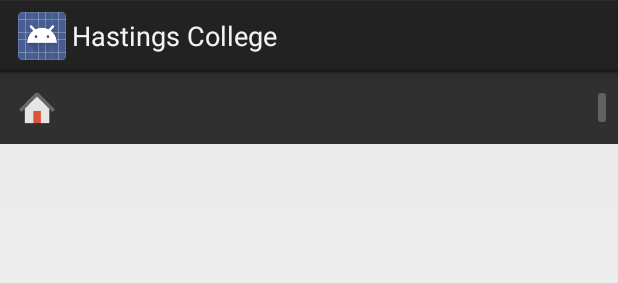
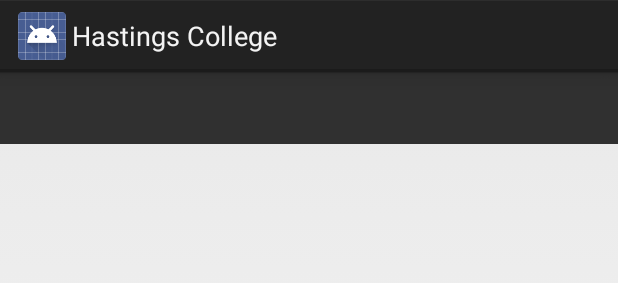
Before and after one commit to aeisele14/PersonalProjects, an Android app: the layout drawer_list_item.xml on its own in the app's theme, with its tools: preview values and no code run, on a phone screen of 412 x 824 dp. Shown: the top 283 px of the screen. Run offline under Robolectric (Android 15) with nearby library versions, the light colour scheme and no system bars.

Commit message:
Removed icons from nav drawer. Changed app icon. Re-arranged webview code for readability, and implemented twitter view

```diff
--- a/HastingsCollegeProject/HastingsCollege/src/main/res/layout/drawer_list_item.xml
+++ b/HastingsCollegeProject/HastingsCollege/src/main/res/layout/drawer_list_item.xml
@@ -14,40 +14,15 @@
   limitations under the License.
   -->
 
-<RelativeLayout xmlns:android="http://schemas.android.com/apk/res/android"
-                android:layout_width="match_parent"
-                android:layout_height="48dp"
-                android:background="@drawable/list_selector">
 
-    <ImageView
-        android:id="@+id/icon"
-        android:layout_width="25dp"
-        android:layout_height="wrap_content"
-        android:layout_alignParentLeft="true"
-        android:layout_marginLeft="12dp"
-        android:layout_marginRight="12dp"
-        android:contentDescription="@string/desc_list_item_icon"
-        android:src="@drawable/ic_home"
-        android:layout_centerVertical="true" />
-
-    <TextView
-        android:id="@+id/title"
-        android:layout_width="wrap_content"
-        android:layout_height="match_parent"
-        android:layout_toRightOf="@id/icon"
-        android:minHeight="?android:attr/listPreferredItemHeightSmall"
-        android:textAppearance="?android:attr/textAppearanceListItemSmall"
-        android:textColor="@color/list_item_title"
-        android:gravity="center_vertical"
-        android:paddingRight="40dp"/>
-
-    <TextView android:id="@+id/counter"
-              android:layout_width="wrap_content"
-              android:layout_height="wrap_content"
-              android:background="@drawable/counter_bg"
-              android:layout_alignParentRight="true"
-              android:layout_centerVertical="true"
-              android:layout_marginRight="8dp"
-              android:textColor="@color/counter_text_color"/>
-
-</RelativeLayout>
+<TextView xmlns:android="http://schemas.android.com/apk/res/android"
+    android:id="@+id/title"
+    android:layout_width="match_parent"
+    android:layout_height="wrap_content"
+    android:textAppearance="?android:attr/textAppearanceListItemSmall"
+    android:gravity="center_vertical"
+    android:paddingLeft="16dp"
+    android:paddingRight="16dp"
+    android:textColor="#fff"
+    android:background="@drawable/list_selector"
+    android:minHeight="?android:attr/listPreferredItemHeightSmall"/>
```
